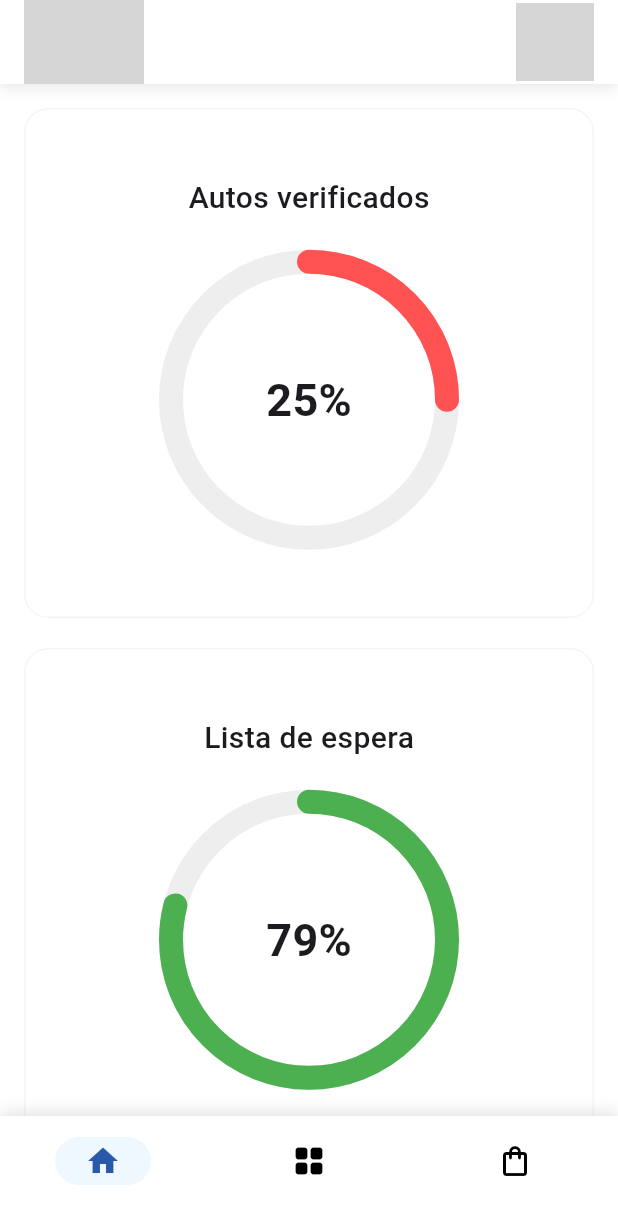
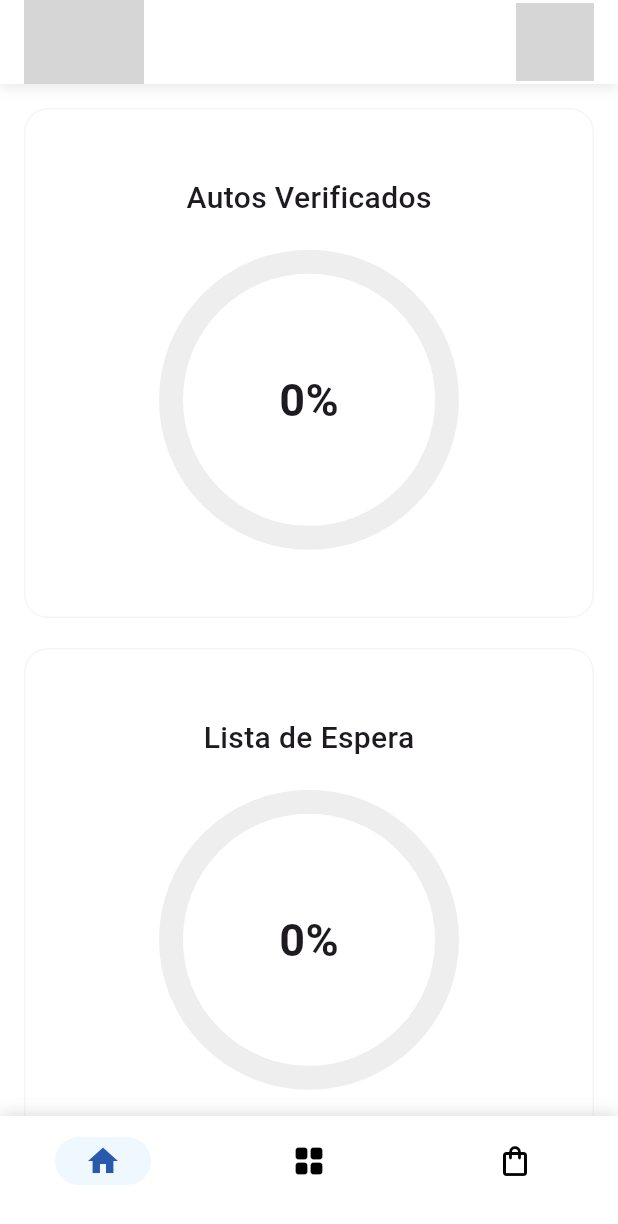
Before and after one commit to devtest-diseno-experimentos/car2go_mobile_app, a Flutter app: the screen it shows after launch, on a phone screen of 412 x 824 dp. Shown: the top 1224 px of the screen. Run offline on Flutter 3.47's test engine with Material 3 defaults, Android fonts, the light colour scheme and no system bars; drawn by our look-alikes of percent_indicator; our stand-ins replace shared_preferences; network calls fail; grey boxes are pictures that could not be loaded.

Commit message:
feat(mechanic): add vehicle model and service

```diff
--- /dev/null
+++ b/lib/mechanic/data/models/vehicle_model.dart
@@ -0,0 +1,73 @@
+class Vehicle {
+  final int id;
+  final String name;
+  final String phone;
+  final String email;
+  final String brand;
+  final String model;
+  final String color;
+  final String year;
+  final double price;
+  final String transmission;
+  final String engine;
+  final double mileage;
+  final String doors;
+  final String plate;
+  final String location;
+  final String description;
+  final List<String> image;
+  final int profileId;
+  final String fuel;
+  final int speed;
+  final String status;
+
+  Vehicle({
+    required this.id,
+    required this.name,
+    required this.phone,
+    required this.email,
+    required this.brand,
+    required this.model,
+    required this.color,
+    required this.year,
+    required this.price,
+    required this.transmission,
+    required this.engine,
+    required this.mileage,
+    required this.doors,
+    required this.plate,
+    required this.location,
+    required this.description,
+    required this.image,
+    required this.profileId,
+    required this.fuel,
+    required this.speed,
+    required this.status,
+  });
+
+  factory Vehicle.fromJson(Map<String, dynamic> json) {
+    return Vehicle(
+      id: json['id'],
+      name: json['name'],
+      phone: json['phone'],
+      email: json['email'],
+      brand: json['brand'],
+      model: json['model'],
+      color: json['color'],
+      year: json['year'],
+      price: (json['price'] as num).toDouble(),
+      transmission: json['transmission'],
+      engine: json['engine'],
+      mileage: (json['mileage'] as num).toDouble(),
+      doors: json['doors'],
+      plate: json['plate'],
+      location: json['location'],
+      description: json['description'],
+      image: List<String>.from(json['image']),
+      profileId: json['profileId'],
+      fuel: json['fuel'],
+      speed: json['speed'],
+      status: json['status'],
+    );
+  }
+}
--- /dev/null
+++ b/lib/mechanic/data/providers/mechanic_provider.dart
@@ -0,0 +1,35 @@
+import 'package:flutter/material.dart';
+import 'package:car2go_mobile_app/mechanic/data/models/vehicle_model.dart';
+import 'package:car2go_mobile_app/mechanic/data/services/vehicle_service.dart';
+
+class MechanicProvider with ChangeNotifier {
+  List<Vehicle> _allVehicles = [];
+  List<Vehicle> _pendingVehicles = [];
+  List<Vehicle> _reviewedVehicles = [];
+
+  List<Vehicle> get pendingVehicles => _pendingVehicles;
+  List<Vehicle> get reviewedVehicles => _reviewedVehicles;
+
+  double get pendingPercentage {
+    if (_allVehicles.isEmpty) return 0.0;
+    return _pendingVehicles.length / _allVehicles.length;
+  }
+
+  double get reviewedPercentage {
+    if (_allVehicles.isEmpty) return 0.0;
+    return _reviewedVehicles.length / _allVehicles.length;
+  }
+
+  Future<void> loadVehicles() async {
+    try {
+      _allVehicles = await VehicleService.fetchAllVehicles();
+
+      _pendingVehicles = _allVehicles.where((v) => v.status == 'PENDING').toList();
+      _reviewedVehicles = _allVehicles.where((v) => v.status == 'REVIEWED').toList();
+
+      notifyListeners();
+    } catch (e) {
+      print('Error cargando vehículos: $e');
+    }
+  }
+}
--- /dev/null
+++ b/lib/mechanic/data/services/vehicle_service.dart
@@ -0,0 +1,29 @@
+import 'dart:convert';
+import 'package:car2go_mobile_app/shared/constants/constant.dart';
+import 'package:car2go_mobile_app/mechanic/data/models/vehicle_model.dart';
+import 'package:http/http.dart' as http;
+import 'package:shared_preferences/shared_preferences.dart';
+
+class VehicleService {
+  static Future<List<Vehicle>> fetchAllVehicles() async {
+    final prefs = await SharedPreferences.getInstance();
+    final token = prefs.getString('token');
+
+    final url = Uri.parse(Constant.getEndpoint('vehicle/all'));
+    final response = await http.get(
+      url,
+      headers: {
+        'Authorization': 'Bearer $token',
+        'Content-Type': 'application/json',
+      },
+    );
+
+    if (response.statusCode == 200) {
+      final List<dynamic> data = jsonDecode(response.body);
+      return data.map((vehicleJson) => Vehicle.fromJson(vehicleJson)).toList();
+    } else {
+      print('Error al obtener vehículos: ${response.body}');
+      throw Exception('Fallo al cargar vehículos');
+    }
+  }
+}
--- a/lib/mechanic/presentation/screen/dashboard.dart
+++ b/lib/mechanic/presentation/screen/dashboard.dart
@@ -1,24 +1,66 @@
 import 'package:flutter/material.dart';
 import 'package:percent_indicator/circular_percent_indicator.dart';
+import 'package:provider/provider.dart';
+import 'package:car2go_mobile_app/mechanic/data/providers/mechanic_provider.dart';
 
-class DashboardScreen extends StatelessWidget {
+class DashboardScreen extends StatefulWidget {
+  @override
+  _DashboardScreenState createState() => _DashboardScreenState();
+}
+
+class _DashboardScreenState extends State<DashboardScreen> {
+  @override
+  void initState() {
+    super.initState();
+    final mechanicProvider = Provider.of<MechanicProvider>(context, listen: false);
+    mechanicProvider.loadVehicles();
+  }
+
   @override
   Widget build(BuildContext context) {
-    return SingleChildScrollView(
-      padding: const EdgeInsets.all(16.0),
-      child: Column(
-        children: [
-          _buildCard("Autos verificados", 0.25, Colors.redAccent),
-          SizedBox(height: 20),
-          _buildCard("Lista de espera", 0.79, Colors.green),
-        ],
+    final mechanicProvider = Provider.of<MechanicProvider>(context);
+
+    return RefreshIndicator(
+      onRefresh: () => mechanicProvider.loadVehicles(),
+      child: SingleChildScrollView(
+        physics: const AlwaysScrollableScrollPhysics(),
+        padding: const EdgeInsets.all(16.0),
+        child: Column(
+          children: [
+            GestureDetector(
+              onTap: () {
+                // TODO: Navegar a la lista de autos revisados
+              },
+              child: _buildCard(
+                title: "Autos Verificados",
+                percentage: mechanicProvider.reviewedPercentage,
+                color: Colors.green,
+              ),
+            ),
+            const SizedBox(height: 20),
+            GestureDetector(
+              onTap: () {
+                // TODO: Navegar a la lista de autos pendientes
+              },
+              child: _buildCard(
+                title: "Lista de Espera",
+                percentage: mechanicProvider.pendingPercentage,
+                color: Colors.orangeAccent,
+              ),
+            ),
+          ],
+        ),
       ),
     );
   }
 
-  Widget _buildCard(String title, double percentage, Color color) {
+  Widget _buildCard({
+    required String title,
+    required double percentage,
+    required Color color,
+  }) {
     return Container(
-      padding: EdgeInsets.all(16),
+      padding: const EdgeInsets.all(16),
       decoration: BoxDecoration(
         color: Colors.white,
         borderRadius: BorderRadius.circular(16),
@@ -29,13 +71,19 @@ class DashboardScreen extends StatelessWidget {
       child: Column(
         mainAxisAlignment: MainAxisAlignment.center,
         children: [
-          Text(title, style: TextStyle(fontSize: 20, fontWeight: FontWeight.w500)),
-          SizedBox(height: 20),
+          Text(
+            title,
+            style: const TextStyle(fontSize: 20, fontWeight: FontWeight.w500),
+          ),
+          const SizedBox(height: 20),
           CircularPercentIndicator(
             radius: 100.0,
             lineWidth: 16.0,
-            percent: percentage,
-            center: Text("${(percentage * 100).toInt()}%", style: TextStyle(fontSize: 30, fontWeight: FontWeight.bold)),
+            percent: (percentage > 1.0 ? 1.0 : percentage),
+            center: Text(
+              "${(percentage * 100).toInt()}%",
+              style: const TextStyle(fontSize: 30, fontWeight: FontWeight.bold),
+            ),
             progressColor: color,
             backgroundColor: Colors.grey.shade200,
             circularStrokeCap: CircularStrokeCap.round,
```
Also changed, not shown: lib/auth/data/auth_service.dart (added, +37 -0 lines), lib/auth/presentation/screen/login.dart (+47 -3 lines), lib/main.dart (+8 -1 lines).
